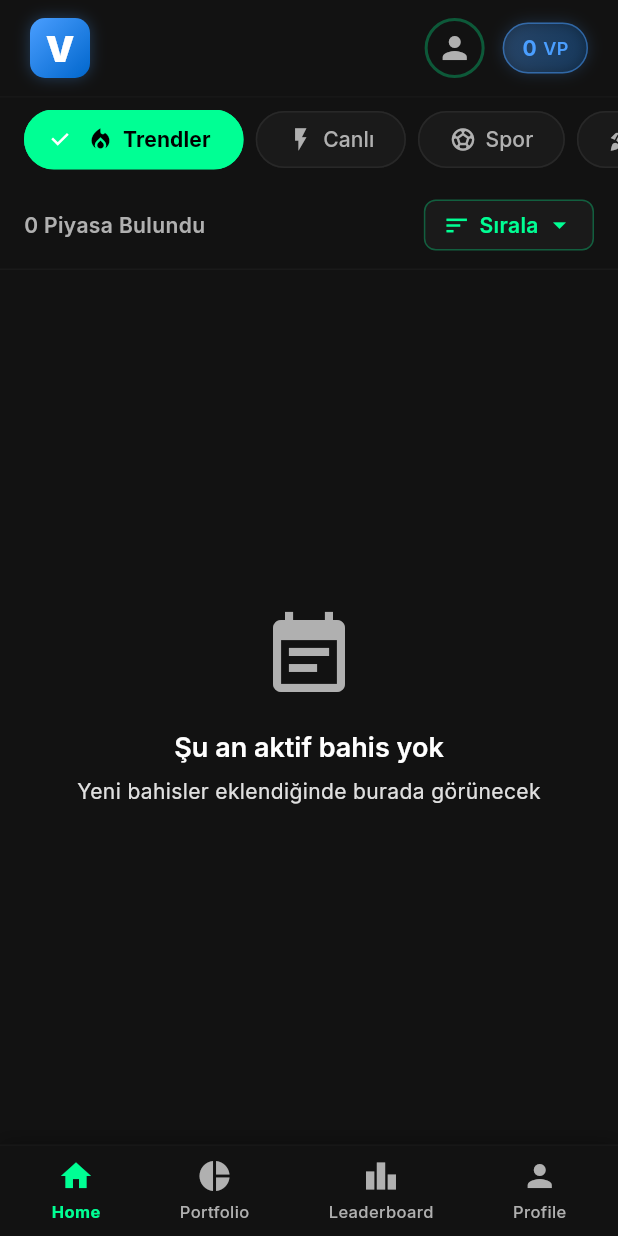
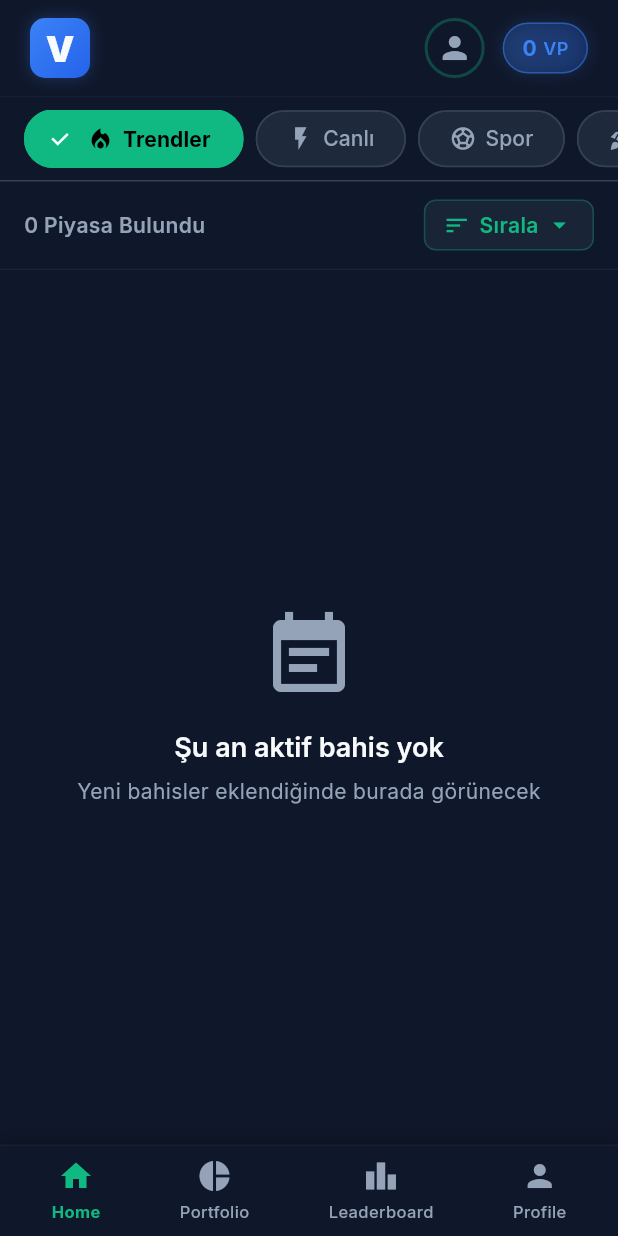
Before and after one commit to nurkilcadir/varim-app, a Flutter app: the screen it shows once a user with an empty profile is signed in, on a phone screen of 412 x 824 dp. Run offline on Flutter 3.47's test engine with Material 3 defaults, Android fonts, the phone set to English and light mode, and no system bars; our stand-ins replace cloud_firestore, firebase_auth, firebase_core, google_fonts; accounts and stored records are empty.

Commit message:
theme is changed

```diff
--- a/lib/main.dart
+++ b/lib/main.dart
@@ -3,6 +3,7 @@ import 'package:firebase_core/firebase_core.dart';
 import 'package:firebase_auth/firebase_auth.dart';
 import 'package:provider/provider.dart';
 import 'package:varim_app/theme/app_theme.dart';
+import 'package:varim_app/theme/design_system.dart';
 import 'package:varim_app/screens/main_screen.dart';
 import 'package:varim_app/screens/login_screen.dart';
 import 'package:varim_app/providers/user_provider.dart';
--- a/lib/screens/home_screen.dart
+++ b/lib/screens/home_screen.dart
@@ -4,6 +4,7 @@ import 'package:varim_app/widgets/mobile_prediction_card.dart';
 import 'package:varim_app/widgets/custom_header.dart';
 import 'package:varim_app/screens/bet_detail_screen.dart';
 import 'package:varim_app/theme/app_theme.dart';
+import 'package:varim_app/theme/design_system.dart';
 import 'package:varim_app/models/event_model.dart';
 
 /// Home screen with mobile-first Kalshi-style layout
@@ -114,6 +115,15 @@ class _HomeScreenState extends State<HomeScreen> {
     return Container(
       height: 56,
       padding: const EdgeInsets.symmetric(vertical: 8),
+      decoration: BoxDecoration(
+        color: DesignSystem.backgroundDeep,
+        border: Border(
+          bottom: BorderSide(
+            color: DesignSystem.border,
+            width: 1,
+          ),
+        ),
+      ),
       child: ListView.builder(
         scrollDirection: Axis.horizontal,
         padding: const EdgeInsets.symmetric(horizontal: 16),
@@ -131,17 +141,13 @@ class _HomeScreenState extends State<HomeScreen> {
                   Icon(
                     category['icon'] as IconData,
                     size: 18,
-                    color: isSelected
-                        ? theme.colorScheme.onPrimary
-                        : theme.colorScheme.onSurfaceVariant,
+                    color: isSelected ? Colors.black : DesignSystem.textBody,
                   ),
                   const SizedBox(width: 6),
                   Text(
                     category['label'] as String,
                     style: TextStyle(
-                      color: isSelected
-                          ? theme.colorScheme.onPrimary
-                          : theme.colorScheme.onSurfaceVariant,
+                      color: isSelected ? Colors.black : DesignSystem.textBody,
                       fontSize: 14,
                       fontWeight: isSelected ? FontWeight.w700 : FontWeight.w500,
                     ),
@@ -153,19 +159,16 @@ class _HomeScreenState extends State<HomeScreen> {
                 if (selected) {
                   setState(() {
                     _selectedCategory = category['label'] as String;
-                    // Reset sort to volume when switching to Trendler
                     if (_selectedCategory == 'Trendler') {
                       _selectedSort = 'volume';
                     }
                   });
                 }
               },
-              selectedColor: varimColors.varimColor,
-              backgroundColor: theme.colorScheme.surfaceContainerHighest.withValues(alpha: 0.3),
+              selectedColor: DesignSystem.successGreen,
+              backgroundColor: DesignSystem.surfaceLight,
               side: BorderSide(
-                color: isSelected
-                    ? varimColors.varimColor.withValues(alpha: 0.6)
-                    : theme.colorScheme.surfaceContainerHighest.withValues(alpha: 0.5),
+                color: isSelected ? DesignSystem.successGreen : DesignSystem.border,
                 width: isSelected ? 2 : 1,
               ),
               shape: RoundedRectangleBorder(
--- a/lib/theme/app_theme.dart
+++ b/lib/theme/app_theme.dart
@@ -1,16 +1,17 @@
 import 'package:flutter/material.dart';
 import 'package:google_fonts/google_fonts.dart';
+import 'package:varim_app/theme/design_system.dart';
 
 /// Custom color scheme extension for VARIM app
 @immutable
 class VarimColors extends ThemeExtension<VarimColors> {
-  final Color varimColor; // Neon Electric Green (YES)
-  final Color yokumColor; // Neon Hot Pink (NO)
-  final Color cardBackground; // Card background color
-  final Color headerAccent; // Blue accent for header/VP badge
-  final Color headerAccentDark; // Darker blue for gradients
-  final Color categoryGlowTrend; // Orange for Trend category
-  final Color categoryGlowEconomy; // Gold for Economy category
+  final Color varimColor;
+  final Color yokumColor;
+  final Color cardBackground;
+  final Color headerAccent;
+  final Color headerAccentDark;
+  final Color categoryGlowTrend;
+  final Color categoryGlowEconomy;
 
   const VarimColors({
     required this.varimColor,
@@ -60,237 +61,159 @@ class VarimColors extends ThemeExtension<VarimColors> {
   }
 }
 
-/// VARIM App Theme Configuration
-/// Modern Dark Mode with Neon Accent Colors
+/// VARIM App Theme
 class AppTheme {
-  /// Main theme data for the app (Dark Mode)
   static ThemeData get darkTheme {
     return ThemeData(
       useMaterial3: true,
       brightness: Brightness.dark,
 
-      // Color Scheme - All colors defined here
       colorScheme: const ColorScheme.dark(
-        // Primary colors
-        primary: Color(0xFF00FF94), // Neon Electric Green (VARIM/YES)
-        secondary: Color(0xFFFF0055), // Neon Hot Pink (YOKUM/NO)
-
-        // Surface colors
-        surface: Color(0xFF121212), // Deep charcoal background (main surface)
-        surfaceContainerHighest: Color(0xFF2C2C2C), // Surface variant
-        surfaceContainer: Color(0xFF181818), // Card background
-        surfaceContainerLow: Color(0xFF1E1E1E), // Surface dark
-
-        // Error
-        error: Color(0xFFCF6679),
-
-        // On colors (text/icons on colored backgrounds)
-        onPrimary: Color(0xFF000000), // Black text on neon green
-        onSecondary: Color(0xFFFFFFFF), // White text on neon pink
-        onSurface: Color(0xFFFFFFFF), // Text on surface
-        onSurfaceVariant: Color(0xFFB0B0B0), // Muted text
-        onError: Color(0xFF000000),
+        primary: DesignSystem.successGreen,
+        secondary: DesignSystem.errorRose,
+        surface: DesignSystem.backgroundDeep,
+        surfaceContainerHighest: DesignSystem.border,
+        surfaceContainer: DesignSystem.surfaceLight,
+        surfaceContainerLow: DesignSystem.backgroundDeep,
+        tertiary: DesignSystem.primaryAccent,
+        error: DesignSystem.errorRose,
+        onPrimary: Colors.black,
+        onSecondary: Colors.white,
+        onSurface: DesignSystem.textHeading,
+        onSurfaceVariant: DesignSystem.textBody,
+        onError: Colors.white,
       ),
 
-      // Custom color extensions
       extensions: <ThemeExtension<dynamic>>[
         const VarimColors(
-          varimColor: Color(0xFF00FF94), // Neon Electric Green
-          yokumColor: Color(0xFFFF0055), // Neon Hot Pink
-          cardBackground: Color(0xFF181818), // Darker card background
-          headerAccent: Color(0xFF4A9EFF), // Blue accent
-          headerAccentDark: Color(0xFF0066CC), // Darker blue
-          categoryGlowTrend: Color(0xFFFF6B35), // Orange
-          categoryGlowEconomy: Color(0xFFFFD700), // Gold
+          varimColor: DesignSystem.successGreen,
+          yokumColor: DesignSystem.errorRose,
+          cardBackground: DesignSystem.surfaceLight,
+          headerAccent: DesignSystem.primaryAccent,
+          headerAccentDark: Color(0xFF2563EB),
+          categoryGlowTrend: Color(0xFFF59E0B),
+          categoryGlowEconomy: Color(0xFFFBBF24),
         ),
       ],
 
-      // Scaffold Background
-      scaffoldBackgroundColor: const Color(0xFF121212), // Same as surface
+      scaffoldBackgroundColor: DesignSystem.backgroundDeep,
+      cardColor: DesignSystem.surfaceLight,
 
-      // App Bar Theme
-      appBarTheme: AppBarTheme(
-        backgroundColor: const Color(0xFF1E1E1E),
+      cardTheme: CardThemeData(
+        color: DesignSystem.surfaceLight,
         elevation: 0,
-        centerTitle: true,
-        titleTextStyle: GoogleFonts.inter(
-          fontSize: 20,
-          fontWeight: FontWeight.w600,
-          color: const Color(0xFFFFFFFF),
-        ),
-        iconTheme: const IconThemeData(color: Color(0xFFFFFFFF)),
-      ),
-
-      // Card Theme
-      cardTheme: CardThemeData(
-        color: const Color(0xFF1E1E1E),
-        elevation: 2,
         shape: RoundedRectangleBorder(
           borderRadius: BorderRadius.circular(16),
-        ),
-        margin: const EdgeInsets.symmetric(horizontal: 16, vertical: 8),
-      ),
-
-      // Text Theme
-      textTheme: GoogleFonts.interTextTheme(
-        ThemeData.dark().textTheme.copyWith(
-          displayLarge: GoogleFonts.inter(
-            fontSize: 32,
-            fontWeight: FontWeight.bold,
-            color: const Color(0xFFFFFFFF),
-          ),
-          displayMedium: GoogleFonts.inter(
-            fontSize: 28,
-            fontWeight: FontWeight.bold,
-            color: const Color(0xFFFFFFFF),
-          ),
-          displaySmall: GoogleFonts.inter(
-            fontSize: 24,
-            fontWeight: FontWeight.w600,
-            color: const Color(0xFFFFFFFF),
-          ),
-          headlineMedium: GoogleFonts.inter(
-            fontSize: 20,
-            fontWeight: FontWeight.w600,
-            color: const Color(0xFFFFFFFF),
-          ),
-          headlineSmall: GoogleFonts.inter(
-            fontSize: 18,
-            fontWeight: FontWeight.w600,
-            color: const Color(0xFFFFFFFF),
-          ),
-          titleLarge: GoogleFonts.inter(
-            fontSize: 16,
-            fontWeight: FontWeight.w600,
-            color: const Color(0xFFFFFFFF),
-          ),
-          titleMedium: GoogleFonts.inter(
-            fontSize: 14,
-            fontWeight: FontWeight.w500,
-            color: const Color(0xFFE0E0E0),
-          ),
-          bodyLarge: GoogleFonts.inter(
-            fontSize: 16,
-            fontWeight: FontWeight.normal,
-            color: const Color(0xFFE0E0E0),
-          ),
-          bodyMedium: GoogleFonts.inter(
-            fontSize: 14,
-            fontWeight: FontWeight.normal,
-            color: const Color(0xFFE0E0E0),
-          ),
-          bodySmall: GoogleFonts.inter(
-            fontSize: 12,
-            fontWeight: FontWeight.normal,
-            color: const Color(0xFFB0B0B0),
-          ),
-          labelLarge: GoogleFonts.inter(
-            fontSize: 14,
-            fontWeight: FontWeight.w500,
-            color: const Color(0xFFFFFFFF),
-          ),
+          side: const BorderSide(color: DesignSystem.border, width: 1),
         ),
       ),
 
-      // Button Themes
+      appBarTheme: const AppBarTheme(
+        backgroundColor: DesignSystem.backgroundDeep,
+        elevation: 0,
+        centerTitle: true,
+        titleTextStyle: TextStyle(
+          color: DesignSystem.textHeading,
+          fontSize: 20,
+          fontWeight: FontWeight.w700,
+        ),
+        iconTheme: IconThemeData(color: DesignSystem.textHeading),
+      ),
+
+      bottomNavigationBarTheme: const BottomNavigationBarThemeData(
+        backgroundColor: DesignSystem.surfaceLight,
+        selectedItemColor: DesignSystem.primaryAccent,
+        unselectedItemColor: DesignSystem.unselectedItem,
+        type: BottomNavigationBarType.fixed,
+        elevation: 8,
+        selectedLabelStyle: TextStyle(fontWeight: FontWeight.w600, fontSize: 12),
+        unselectedLabelStyle: TextStyle(fontWeight: FontWeight.w400, fontSize: 12),
+      ),
+
+      dividerColor: DesignSystem.border,
+      dividerTheme: const DividerThemeData(color: DesignSystem.border, thickness: 1),
+
+      textTheme: GoogleFonts.interTextTheme(
+        ThemeData.dark().textTheme.copyWith(
+          displayLarge: GoogleFonts.inter(fontSize: 32, fontWeight: FontWeight.bold, color: DesignSystem.textHeading),
+          displayMedium: GoogleFonts.inter(fontSize: 28, fontWeight: FontWeight.bold, color: DesignSystem.textHeading),
+          displaySmall: GoogleFonts.inter(fontSize: 24, fontWeight: FontWeight.w600, color: DesignSystem.textHeading),
+          headlineMedium: GoogleFonts.inter(fontSize: 20, fontWeight: FontWeight.w600, color: DesignSystem.textHeading),
+          headlineSmall: GoogleFonts.inter(fontSize: 18, fontWeight: FontWeight.w600, color: DesignSystem.textHeading),
+          titleLarge: GoogleFonts.inter(fontSize: 16, fontWeight: FontWeight.w600, color: DesignSystem.textHeading),
+          titleMedium: GoogleFonts.inter(fontSize: 14, fontWeight: FontWeight.w500, color: DesignSystem.textBody),
+          bodyLarge: GoogleFonts.inter(fontSize: 16, fontWeight: FontWeight.normal, color: DesignSystem.textBody),
+          bodyMedium: GoogleFonts.inter(fontSize: 14, fontWeight: FontWeight.normal, color: DesignSystem.textBody),
+          bodySmall: GoogleFonts.inter(fontSize: 12, fontWeight: FontWeight.normal, color: DesignSystem.textBody),
+          labelLarge: GoogleFonts.inter(fontSize: 14, fontWeight: FontWeight.w500, color: DesignSystem.textHeading),
+        ),
+      ),
+
       elevatedButtonTheme: ElevatedButtonThemeData(
         style: ElevatedButton.styleFrom(
-          backgroundColor: const Color(0xFF00FF94),
-          foregroundColor: const Color(0xFF000000),
-          elevation: 2,
+          backgroundColor: DesignSystem.primaryAccent,
+          foregroundColor: DesignSystem.textHeading,
+          elevation: 0,
           padding: const EdgeInsets.symmetric(horizontal: 24, vertical: 12),
-          shape: RoundedRectangleBorder(
-            borderRadius: BorderRadius.circular(12),
-          ),
-          textStyle: GoogleFonts.inter(
-            fontSize: 16,
-            fontWeight: FontWeight.w600,
-          ),
+          shape: RoundedRectangleBorder(borderRadius: BorderRadius.circular(12)),
+          textStyle: GoogleFonts.inter(fontSize: 16, fontWeight: FontWeight.w600),
         ),
       ),
 
       outlinedButtonTheme: OutlinedButtonThemeData(
         style: OutlinedButton.styleFrom(
-          foregroundColor: const Color(0xFF00FF94),
-          side: const BorderSide(color: Color(0xFF00FF94), width: 2),
+          foregroundColor: DesignSystem.primaryAccent,
+          side: const BorderSide(color: DesignSystem.primaryAccent, width: 2),
           padding: const EdgeInsets.symmetric(horizontal: 24, vertical: 12),
-          shape: RoundedRectangleBorder(
-            borderRadius: BorderRadius.circular(12),
-          ),
-          textStyle: GoogleFonts.inter(
-            fontSize: 16,
-            fontWeight: FontWeight.w600,
-          ),
+          shape: RoundedRectangleBorder(borderRadius: BorderRadius.circular(12)),
+          textStyle: GoogleFonts.inter(fontSize: 16, fontWeight: FontWeight.w600),
         ),
       ),
 
       textButtonTheme: TextButtonThemeData(
         style: TextButton.styleFrom(
-          foregroundColor: const Color(0xFF00FF94),
-          padding: const EdgeInsets.symmetric(horizontal: 16, vertical: 8),
-          textStyle: GoogleFonts.inter(
-            fontSize: 14,
-            fontWeight: FontWeight.w600,
-          ),
+          foregroundColor: DesignSystem.primaryAccent,
+          textStyle: GoogleFonts.inter(fontSize: 14, fontWeight: FontWeight.w600),
         ),
       ),
 
-      // Input Decoration Theme
       inputDecorationTheme: InputDecorationTheme(
         filled: true,
-        fillColor: const Color(0xFF2C2C2C),
+        fillColor: DesignSystem.surfaceLight,
         border: OutlineInputBorder(
           borderRadius: BorderRadius.circular(12),
-          borderSide: BorderSide.none,
+          borderSide: const BorderSide(color: DesignSystem.border),
         ),
         enabledBorder: OutlineInputBorder(
           borderRadius: BorderRadius.circular(12),
-          borderSide: const BorderSide(color: Color(0xFF2C2C2C), width: 1),
+          borderSide: const BorderSide(color: DesignSystem.border, width: 1),
         ),
         focusedBorder: OutlineInputBorder(
           borderRadius: BorderRadius.circular(12),
-          borderSide: const BorderSide(color: Color(0xFF00FF94), width: 2),
+          borderSide: const BorderSide(color: DesignSystem.primaryAccent, width: 2),
         ),
         errorBorder: OutlineInputBorder(
           borderRadius: BorderRadius.circular(12),
-          borderSide: const BorderSide(color: Color(0xFFCF6679), width: 1),
+          borderSide: const BorderSide(color: DesignSystem.errorRose, width: 1),
         ),
-        labelStyle: GoogleFonts.inter(
-          color: const Color(0xFFB0B0B0),
-          fontSize: 14,
-        ),
-        hintStyle: GoogleFonts.inter(
-          color: const Color(0xFFB0B0B0),
-          fontSize: 14,
-        ),
+        labelStyle: GoogleFonts.inter(color: DesignSystem.textBody, fontSize: 14),
+        hintStyle: GoogleFonts.inter(color: DesignSystem.textBody, fontSize: 14),
       ),
 
-      // Icon Theme
-      iconTheme: const IconThemeData(
-        color: Color(0xFFE0E0E0),
-        size: 24,
-      ),
-
-      // Divider Theme
-      dividerTheme: const DividerThemeData(
-        color: Color(0xFF2C2C2C),
-        thickness: 1,
-        space: 1,
-      ),
+      iconTheme: const IconThemeData(color: DesignSystem.textBody, size: 24),
     );
   }
 
-  /// Helper extension to access custom colors from theme
   static VarimColors varimColors(BuildContext context) {
     return Theme.of(context).extension<VarimColors>() ??
            const VarimColors(
-             varimColor: Color(0xFF00FF94),
-             yokumColor: Color(0xFFFF0055),
-             cardBackground: Color(0xFF181818),
-             headerAccent: Color(0xFF4A9EFF),
-             headerAccentDark: Color(0xFF0066CC),
-             categoryGlowTrend: Color(0xFFFF6B35),
-             categoryGlowEconomy: Color(0xFFFFD700),
+             varimColor: DesignSystem.successGreen,
+             yokumColor: DesignSystem.errorRose,
+             cardBackground: DesignSystem.surfaceLight,
+             headerAccent: DesignSystem.primaryAccent,
+             headerAccentDark: Color(0xFF2563EB),
+             categoryGlowTrend: Color(0xFFF59E0B),
+             categoryGlowEconomy: Color(0xFFFBBF24),
            );
   }
 }
--- /dev/null
+++ b/lib/theme/design_system.dart
@@ -0,0 +1,160 @@
+import 'package:flutter/material.dart';
+
+/// Modern Slate & Neon Design System
+/// Source of Truth for all colors and styling across the app
+class DesignSystem {
+  // Core Colors
+  static const Color backgroundDeep = Color(0xFF0F172A); // Deep Slate
+  static const Color surfaceLight = Color(0xFF1E293B); // Lighter Slate
+  static const Color primaryAccent = Color(0xFF3B82F6); // Electric Blue
+  static const Color successGreen = Color(0xFF10B981); // Neon Emerald
+  static const Color errorRose = Color(0xFFF43F5E); // Neon Rose
+  static const Color textHeading = Color(0xFFF8FAFC); // Off-White
+  static const Color textBody = Color(0xFF94A3B8); // Slate Grey
+  static const Color border = Color(0xFF334155); // Subtle Slate
+  static const Color unselectedItem = Color(0xFF64748B); // Nav unselected
+
+  // Semantic Colors
+  static const Color profit = successGreen;
+  static const Color loss = errorRose;
+  static const Color yes = successGreen;
+  static const Color no = errorRose;
+
+  // Gradients
+  static LinearGradient get primaryGradient => LinearGradient(
+        colors: [
+          primaryAccent.withOpacity(0.8),
+          primaryAccent,
+        ],
+        begin: Alignment.topLeft,
+        end: Alignment.bottomRight,
+      );
+
+  static LinearGradient get successGradient => LinearGradient(
+        colors: [
+          successGreen.withOpacity(0.8),
+          successGreen,
+        ],
+        begin: Alignment.topLeft,
+        end: Alignment.bottomRight,
+      );
+
+  // Opacity Variants
+  static Color get primaryAccentLight => primaryAccent.withOpacity(0.15);
+  static Color get successLight => successGreen.withOpacity(0.15);
+  static Color get errorLight => errorRose.withOpacity(0.15);
+
+  // Text Styles
+  static TextStyle get headingLarge => const TextStyle(
+        color: textHeading,
+        fontSize: 24,
+        fontWeight: FontWeight.w900,
+        letterSpacing: -0.5,
+      );
+
+  static TextStyle get headingMedium => const TextStyle(
+        color: textHeading,
+        fontSize: 20,
+        fontWeight: FontWeight.w700,
+      );
+
+  static TextStyle get headingSmall => const TextStyle(
+        color: textHeading,
+        fontSize: 16,
+        fontWeight: FontWeight.w600,
+      );
+
+  static TextStyle get bodyLarge => const TextStyle(
+        color: textBody,
+        fontSize: 16,
+        fontWeight: FontWeight.w400,
+      );
+
+  static TextStyle get bodyMedium => const TextStyle(
+        color: textBody,
+        fontSize: 14,
+        fontWeight: FontWeight.w400,
+      );
+
+  static TextStyle get bodySmall => const TextStyle(
+        color: textBody,
+        fontSize: 12,
+        fontWeight: FontWeight.w400,
+      );
+
+  // Card Decoration
+  static BoxDecoration get cardDecoration => BoxDecoration(
+        color: surfaceLight,
+        borderRadius: BorderRadius.circular(16),
+        border: Border.all(
+          color: border,
+          width: 1,
+        ),
+      );
+
+  static BoxDecoration get glowCardDecoration => BoxDecoration(
+        color: surfaceLight,
+        borderRadius: BorderRadius.circular(16),
+        border: Border.all(
+          color: primaryAccent.withOpacity(0.3),
+          width: 1,
+        ),
+        boxShadow: [
+          BoxShadow(
+            color: primaryAccent.withOpacity(0.1),
+            blurRadius: 12,
+            spreadRadius: 2,
+          ),
+        ],
+      );
+
+  // Button Styles
+  static ButtonStyle get primaryButtonStyle => ElevatedButton.styleFrom(
+        backgroundColor: primaryAccent,
+        foregroundColor: textHeading,
+        elevation: 0,
+        padding: const EdgeInsets.symmetric(horizontal: 24, vertical: 16),
+        shape: RoundedRectangleBorder(
+          borderRadius: BorderRadius.circular(12),
+        ),
+      );
+
+  static ButtonStyle get successButtonStyle => ElevatedButton.styleFrom(
+        backgroundColor: successGreen,
+        foregroundColor: Colors.black,
+        elevation: 0,
+        padding: const EdgeInsets.symmetric(horizontal: 24, vertical: 16),
+        shape: RoundedRectangleBorder(
+          borderRadius: BorderRadius.circular(12),
+        ),
+      );
+
+  static ButtonStyle get errorButtonStyle => ElevatedButton.styleFrom(
+        backgroundColor: errorRose,
+        foregroundColor: Colors.white,
+        elevation: 0,
+        padding: const EdgeInsets.symmetric(horizontal: 24, vertical: 16),
+        shape: RoundedRectangleBorder(
+          borderRadius: BorderRadius.circular(12),
+        ),
+      );
+
+  // Chip Styles
+  static BoxDecoration selectedChipDecoration = BoxDecoration(
+    color: successGreen,
+    borderRadius: BorderRadius.circular(24),
+    border: Border.all(
+      color: successGreen,
+      width: 2,
+    ),
+  );
+
+  static BoxDecoration unselectedChipDecoration = BoxDecoration(
+    color: surfaceLight,
+    borderRadius: BorderRadius.circular(24),
+    border: Border.all(
+      color: border,
+      width: 1,
+    ),
+  );
+}
```
